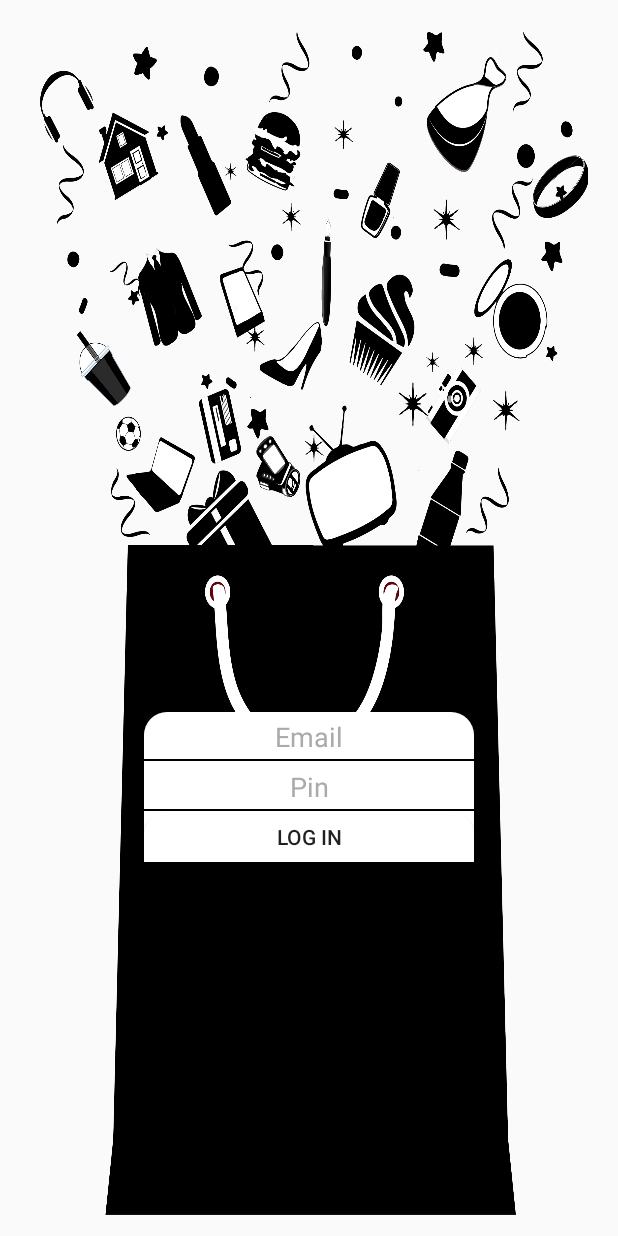
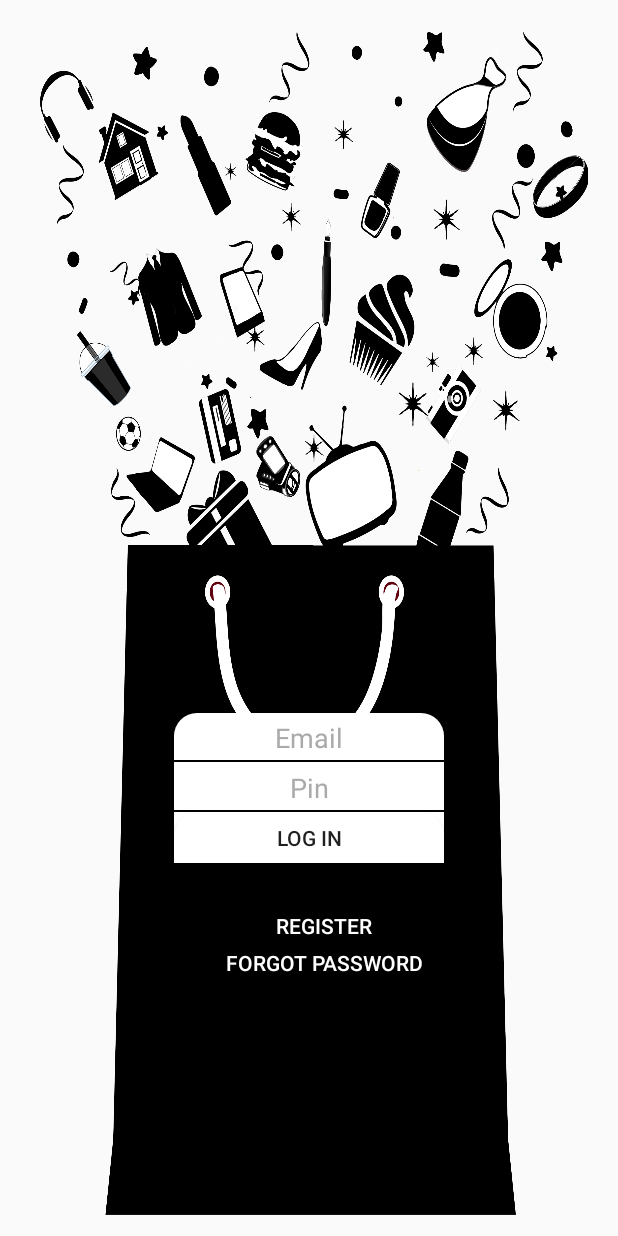
Before and after one commit to appinion-project/Appinion4, an Android app: the screen it shows after launch (Login_03), on a phone screen of 412 x 824 dp. Run offline under Robolectric (Android 15) with nearby library versions, the phone set to English and light mode, and no system bars; libraries missing offline, so code that uses them is left out: com.loopj.android, cz.msebera.android; 3 statements that could not run were skipped.

Commit message:
CHANGE LOG IN

```diff
--- a/app/src/main/java/com/appinion/app/ForgetPasswordActivity.java
+++ b/app/src/main/java/com/appinion/app/ForgetPasswordActivity.java
@@ -51,11 +51,11 @@ public class ForgetPasswordActivity extends Activity implements View.OnFocusChan
         switch (v.getId()) {
             case R.id.edt_forget_email:
                 if (hasFocus == false) {
-                    View checkEmail = (View) findViewById(R.id.v_check_email);
+                    //View checkEmail = (View) findViewById(R.id.v_check_email);
                     if (edtForgotEmail.getText().toString().equals("")) {
-                        checkEmail.setBackgroundResource(R.drawable.border_with_circle);
+                       // checkEmail.setBackgroundResource(R.drawable.border_with_circle);
                     } else {
-                        checkEmail.setBackgroundResource(R.drawable.border_with_circle_green);
+                        //checkEmail.setBackgroundResource(R.drawable.border_with_circle_green);
                     }
                 }
                 break;
--- a/app/src/main/java/com/appinion/app/Login_03.java
+++ b/app/src/main/java/com/appinion/app/Login_03.java
@@ -153,7 +153,7 @@ public class Login_03 extends BaseActivity implements View.OnClickListener, Webs
         switch (v.getId()){
             case R.id.act_login_edt_email:
                 if(hasFocus==false){
-                    View checkEmail=(View)findViewById(R.id.v_check_email);
+                   // View checkEmail=(View)findViewById(R.id.v_check_email);
                     if(mEmailEdt.getText().toString().equals("")){
                        // checkEmail.setBackgroundResource(R.drawable.border_with_circle);
                     }
@@ -167,7 +167,7 @@ public class Login_03 extends BaseActivity implements View.OnClickListener, Webs
 
             case R.id.act_login_edt_pin:
                 if(hasFocus==false){
-                    View checkPin=(View)findViewById(R.id.v_check_pin);
+                   // View checkPin=(View)findViewById(R.id.v_check_pin);
                     if(mPinEdt.getText().toString().equals("")){
                         //checkPin.setBackgroundResource(R.drawable.border_with_circle);
                     }
--- a/app/src/main/res/layout/activity_login03.xml
+++ b/app/src/main/res/layout/activity_login03.xml
@@ -22,10 +22,11 @@
         >
 
         <LinearLayout
-            android:layout_marginTop="220dp"
+            android:layout_marginTop="300dp"
             android:layout_marginLeft="10dp"
             android:layout_marginRight="10dp"
-            android:layout_width="220dp"
+            android:layout_marginBottom="20dp"
+            android:layout_width="180dp"
             android:layout_height="100dp"
             android:orientation="vertical"
             android:background="@drawable/round">
@@ -64,37 +65,42 @@
                 />
 
         </LinearLayout>
+        <LinearLayout
+            android:layout_marginTop="8dp"
+            android:orientation="vertical"
+            android:layout_width="180dp"
+            android:layout_height="50dp"
+            >
+            <Button
+                android:id="@+id/act_login_btn_register"
+                android:layout_width="200dp"
+                android:layout_height="7dp"
+                android:text="@string/register"
+                android:layout_weight="1"
+                android:onClick="onClick"
+                android:background="#000000"
+                android:textColor="#FFFFFF" />
+
+
+            <Button
+                android:id="@+id/act_login_btn_forgotpassword"
+                android:layout_width="200dp"
+                android:layout_height="2dp"
+                android:text="@string/forgotpassword"
+                android:layout_weight="1"
+                android:layout_marginRight="5dp"
+                android:onClick="onClick"
+                android:background="#000000"
+                android:textColor="#ffffff" />
+
+
+        </LinearLayout>
 
 
     </LinearLayout>
 
 
-   <LinearLayout
-        android:orientation="horizontal"
-        android:layout_width="match_parent"
-        android:layout_height="128dp"
-       >
 
-
-        <Button
-            android:id="@+id/act_login_btn_forgotpassword"
-            android:layout_width="wrap_content"
-            android:layout_height="35dp"
-            android:text="@string/forgotpassword"
-            android:layout_weight="1"
-            android:layout_marginRight="5dp"
-            android:onClick="onClick"
-            android:background="@drawable/round_withborder" />
-
-        <Button
-            android:id="@+id/act_login_btn_register"
-            android:layout_width="wrap_content"
-            android:layout_height="35dp"
-            android:text="@string/register"
-            android:layout_weight="1"
-            android:onClick="onClick"
-            android:background="@drawable/round_withborder" />
-    </LinearLayout>
 
 
 </LinearLayout>
```
